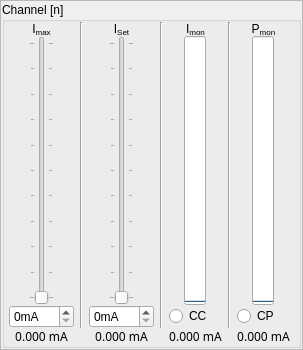
Qt form src/ui/ChannelUi.ui (wonkoderverstaendige/PyFL593B) before a commit.
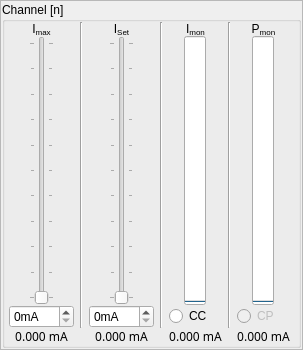
The same form after that commit.

Commit message: Disable constant power mode selector

```diff
--- a/src/ui/ChannelUi.ui
+++ b/src/ui/ChannelUi.ui
@@ -229,6 +229,9 @@
            </item>
            <item row="4" column="8">
             <widget class="QRadioButton" name="radio_CP">
+             <property name="enabled">
+              <bool>false</bool>
+             </property>
              <property name="sizePolicy">
               <sizepolicy hsizetype="Maximum" vsizetype="Fixed">
                <horstretch>0</horstretch>
```
The commit also changes 1 other file.
